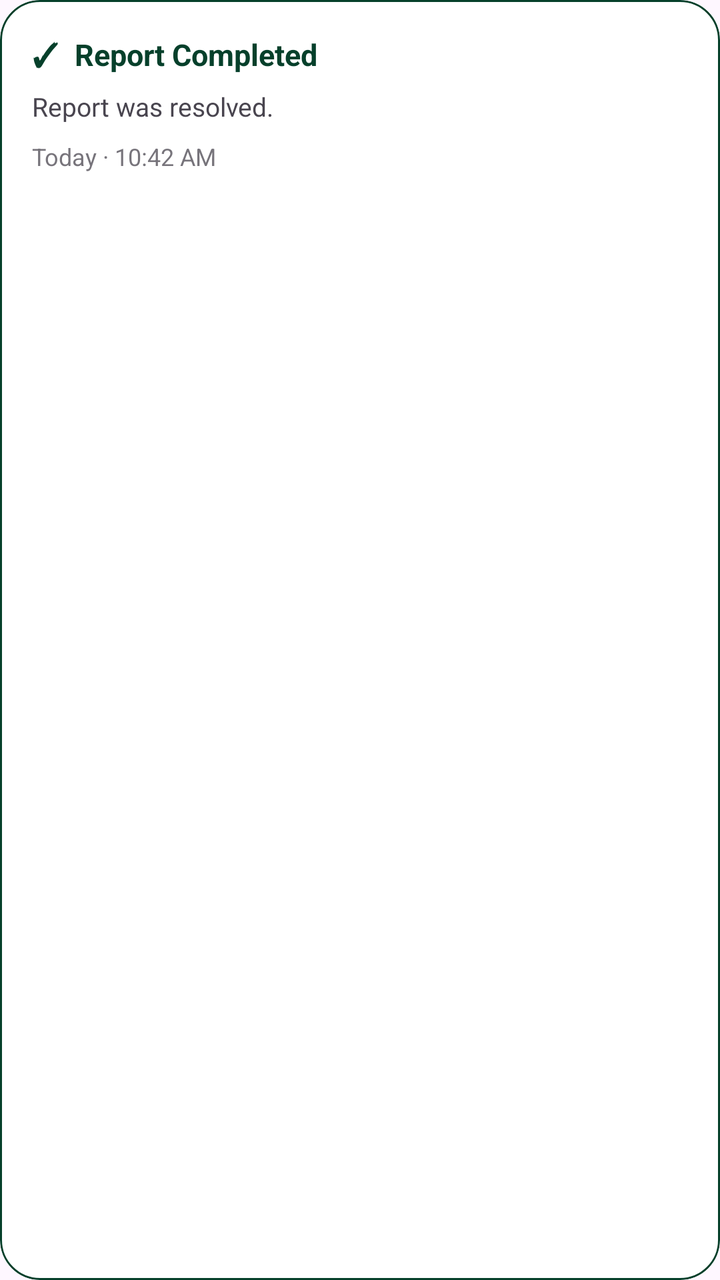
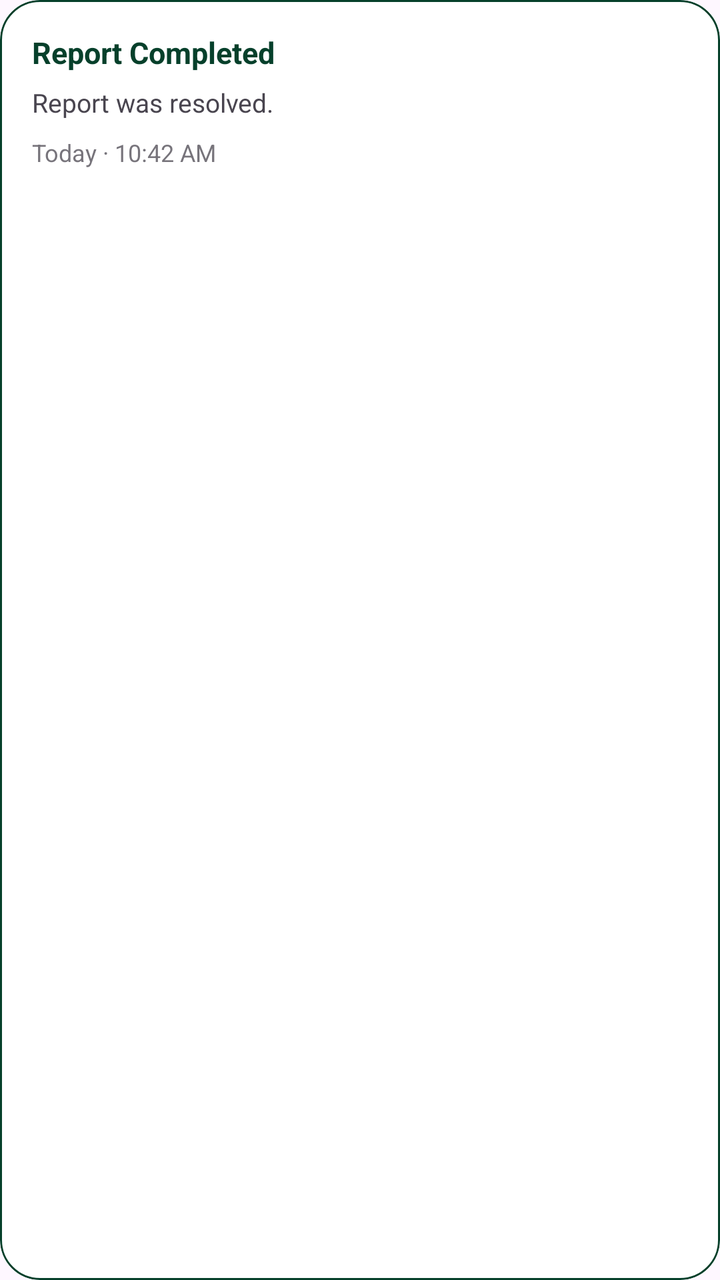

The first picture is an Android layout as it rendered before a commit; the second is the same layout after the commit. The layout source and the unified diff follow.
<!-- AndroidManifest.xml: another module's application theme Theme.MyEcoWatch1 -->
<!-- res/layout/item_recent_activity.xml -->
<?xml version="1.0" encoding="utf-8"?>
<com.google.android.material.card.MaterialCardView
    xmlns:android="http://schemas.android.com/apk/res/android"
    xmlns:app="http://schemas.android.com/apk/res-auto"
    android:layout_width="match_parent"
    android:layout_height="wrap_content"
    android:layout_marginHorizontal="10dp"
    android:layout_marginVertical="4dp"
    app:cardBackgroundColor="?attr/colorSurface"
    app:cardCornerRadius="20dp"
    app:strokeColor="#06402B"
    app:strokeWidth="1dp">

    <LinearLayout
        android:layout_width="match_parent"
        android:layout_height="wrap_content"
        android:orientation="vertical"
        android:padding="16dp">

        
        <LinearLayout
            android:layout_width="match_parent"
            android:layout_height="wrap_content"
            android:gravity="center_vertical"
            android:orientation="horizontal">

            <TextView
                android:id="@+id/activityStatusIcon"
                android:layout_width="wrap_content"
                android:layout_height="wrap_content"
                android:text="✓"
                android:textColor="?attr/colorPrimary"
                android:textSize="16sp"
                android:textStyle="bold" />

            <TextView
                android:id="@+id/activityTitle"
                android:layout_width="wrap_content"
                android:layout_height="wrap_content"
                android:layout_marginStart="8dp"
                android:text="Report Completed"
                android:textColor="?attr/colorPrimary"
                android:textSize="15sp"
                android:textStyle="bold" />
        </LinearLayout>

        
        <TextView
            android:id="@+id/activityDescription"
            android:layout_width="match_parent"
            android:layout_height="wrap_content"
            android:layout_marginTop="6dp"
            android:text="Report was resolved."
            android:textColor="?attr/colorOnSurfaceVariant"
            android:textSize="13sp" />

        
        <TextView
            android:id="@+id/activityTime"
            android:layout_width="match_parent"
            android:layout_height="wrap_content"
            android:layout_marginTop="8dp"
            android:text="Today · 10:42 AM"
            android:textColor="?attr/colorOnSurfaceVariant"
            android:textSize="12sp"
            android:alpha="0.75" />

    </LinearLayout>

</com.google.android.material.card.MaterialCardView>
<!-- resources referenced by this layout -->
<resources>
  <style name="Theme.MyEcoWatch1" parent="Base.Theme.MyEcoWatch1" />
  <style name="Base.Theme.MyEcoWatch1" parent="Theme.Material3.DayNight.NoActionBar">
          
          <item name="colorPrimary">@color/green</item>
          <item name="colorOnPrimary">@color/white</item>
          <item name="colorSurface">@color/white</item>
          <item name="colorOnSurface">@color/green</item>
          <item name="colorOutlineVariant">#F0F0F0</item>
      </style>
  <color name="green">#06402B</color>
  <color name="white">#FFFFFFFF</color>
</resources>

<!-- the commit's change to res/layout/item_recent_activity.xml (unified diff, before → after) -->
@@ -25,19 +25,9 @@
             android:orientation="horizontal">
 
             <TextView
-                android:id="@+id/activityStatusIcon"
-                android:layout_width="wrap_content"
-                android:layout_height="wrap_content"
-                android:text="✓"
-                android:textColor="?attr/colorPrimary"
-                android:textSize="16sp"
-                android:textStyle="bold" />
-
-            <TextView
                 android:id="@+id/activityTitle"
                 android:layout_width="wrap_content"
                 android:layout_height="wrap_content"
-                android:layout_marginStart="8dp"
                 android:text="Report Completed"
                 android:textColor="?attr/colorPrimary"
                 android:textSize="15sp"
